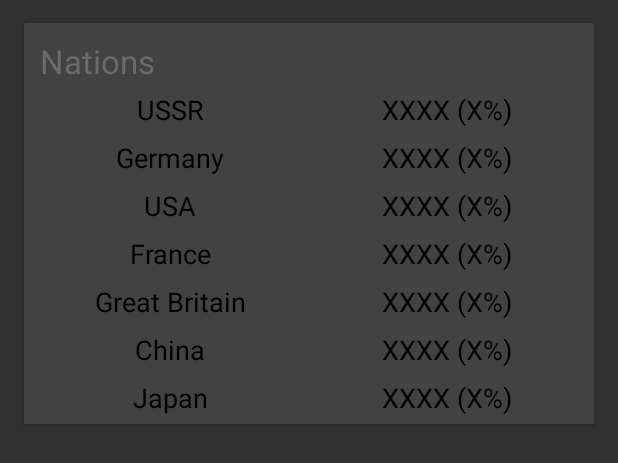
After one commit to tajchert/PlayerStatsGames, an Android app: the layout card_wot_stats_nations.xml on its own in the app's theme, with its tools: preview values and no code run, on a phone screen of 412 x 824 dp. The commit adds this screen. Shown: the top 463 px of the screen. Run offline under Robolectric (Android 15) with nearby library versions, the phone set to English and light mode, and no system bars.

Commit message:
Wot card views.

```diff
--- /dev/null
+++ b/app/src/main/res/layout/card_wot_stats_nations.xml
@@ -0,0 +1,227 @@
+<android.support.v7.widget.CardView xmlns:android="http://schemas.android.com/apk/res/android"
+    xmlns:card_view="http://schemas.android.com/apk/res-auto"
+    android:id="@+id/card_view"
+    android:layout_width="match_parent"
+    android:layout_height="wrap_content"
+    android:layout_marginLeft="@dimen/activity_horizontal_margin"
+    android:layout_marginRight="@dimen/activity_horizontal_margin"
+    android:layout_marginTop="15dp"
+    card_view:cardCornerRadius="1dp"
+    card_view:cardElevation="2dp">
+
+    <LinearLayout
+        android:layout_width="match_parent"
+        android:layout_height="wrap_content"
+        android:layout_margin="5dp"
+        android:orientation="vertical">
+
+        <TextView
+            android:layout_width="wrap_content"
+            android:layout_height="wrap_content"
+            android:layout_margin="5dp"
+            android:text="Nations"
+            android:textAppearance="?android:attr/textAppearanceLarge"
+            android:textColor="#ff6b6b6b" />
+
+
+        <TableLayout
+            android:layout_width="match_parent"
+            android:layout_height="wrap_content">
+
+            <TableRow
+                android:layout_width="match_parent"
+                android:layout_height="20dp">
+
+                <TextView
+                    android:layout_width="0dp"
+                    android:layout_height="match_parent"
+                    android:layout_gravity="center"
+                    android:layout_weight="1"
+                    android:gravity="center"
+                    android:text="USSR"
+                    android:textAppearance="?android:attr/textAppearanceMedium"
+                    android:textColor="#000" />
+
+                <TextView
+                    android:id="@+id/wot_nation_ussr"
+                    android:layout_width="0dp"
+                    android:layout_height="match_parent"
+                    android:layout_gravity="center"
+                    android:layout_weight="1"
+                    android:gravity="center"
+                    android:text="XXXX (X%)"
+                    android:textAppearance="?android:attr/textAppearanceMedium"
+                    android:textColor="#000" />
+
+            </TableRow>
+
+            <TableRow
+                android:layout_width="match_parent"
+                android:layout_height="20dp"
+                android:layout_marginTop="7dp">
+
+                <TextView
+                    android:layout_width="0dp"
+                    android:layout_height="match_parent"
+                    android:layout_gravity="center"
+                    android:layout_weight="1"
+                    android:gravity="center"
+                    android:text="Germany"
+                    android:textAppearance="?android:attr/textAppearanceMedium"
+                    android:textColor="#000" />
+
+                <TextView
+                    android:id="@+id/wot_nation_germany"
+                    android:layout_width="0dp"
+                    android:layout_height="match_parent"
+                    android:layout_gravity="center"
+                    android:layout_weight="1"
+                    android:gravity="center"
+                    android:text="XXXX (X%)"
+                    android:textAppearance="?android:attr/textAppearanceMedium"
+                    android:textColor="#000" />
+
+            </TableRow>
+
+            <TableRow
+                android:layout_width="match_parent"
+                android:layout_height="20dp"
+                android:layout_marginTop="7dp">
+
+                <TextView
+                    android:layout_width="0dp"
+                    android:layout_height="match_parent"
+                    android:layout_gravity="center"
+                    android:layout_weight="1"
+                    android:gravity="center"
+                    android:text="USA"
+                    android:textAppearance="?android:attr/textAppearanceMedium"
+                    android:textColor="#000" />
+
+                <TextView
+                    android:id="@+id/wot_nation_usa"
+                    android:layout_width="0dp"
+                    android:layout_height="match_parent"
+                    android:layout_gravity="center"
+                    android:layout_weight="1"
+                    android:gravity="center"
+                    android:text="XXXX (X%)"
+                    android:textAppearance="?android:attr/textAppearanceMedium"
+                    android:textColor="#000" />
+
+            </TableRow>
+
+            <TableRow
+                android:layout_width="match_parent"
+                android:layout_height="20dp"
+                android:layout_marginTop="7dp">
+
+                <TextView
+                    android:layout_width="0dp"
+                    android:layout_height="match_parent"
+                    android:layout_gravity="center"
+                    android:layout_weight="1"
+                    android:gravity="center"
+                    android:text="France"
+                    android:textAppearance="?android:attr/textAppearanceMedium"
+                    android:textColor="#000" />
+
+                <TextView
+                    android:id="@+id/wot_nation_france"
+                    android:layout_width="0dp"
+                    android:layout_height="match_parent"
+                    android:layout_gravity="center"
+                    android:layout_weight="1"
+                    android:gravity="center"
+                    android:text="XXXX (X%)"
+                    android:textAppearance="?android:attr/textAppearanceMedium"
+                    android:textColor="#000" />
+
+            </TableRow>
+
+            <TableRow
+                android:layout_width="match_parent"
+                android:layout_height="20dp"
+                android:layout_marginTop="7dp">
+
+                <TextView
+                    android:layout_width="0dp"
+                    android:layout_height="match_parent"
+                    android:layout_gravity="center"
+                    android:layout_weight="1"
+                    android:gravity="center"
+                    android:text="Great Britain"
+                    android:textAppearance="?android:attr/textAppearanceMedium"
+                    android:textColor="#000" />
+
+                <TextView
+                    android:id="@+id/wot_nation_britain"
+                    android:layout_width="0dp"
+                    android:layout_height="match_parent"
+                    android:layout_gravity="center"
+                    android:layout_weight="1"
+                    android:gravity="center"
+                    android:text="XXXX (X%)"
+                    android:textAppearance="?android:attr/textAppearanceMedium"
+                    android:textColor="#000" />
+
+            </TableRow>
+
+            <TableRow
+                android:layout_width="match_parent"
+                android:layout_height="20dp"
+                android:layout_marginTop="7dp">
+
+                <TextView
+                    android:layout_width="0dp"
+                    android:layout_height="match_parent"
+                    android:layout_gravity="center"
+                    android:layout_weight="1"
+                    android:gravity="center"
+                    android:text="China"
+                    android:textAppearance="?android:attr/textAppearanceMedium"
+                    android:textColor="#000" />
+
+                <TextView
+                    android:id="@+id/wot_nation_china"
+                    android:layout_width="0dp"
+                    android:layout_height="match_parent"
+                    android:layout_gravity="center"
+                    android:layout_weight="1"
+                    android:gravity="center"
+                    android:text="XXXX (X%)"
+                    android:textAppearance="?android:attr/textAppearanceMedium"
+                    android:textColor="#000" />
+
+            </TableRow>
+
+            <TableRow
+                android:layout_width="match_parent"
+                android:layout_height="20dp"
+                android:layout_marginTop="7dp">
+
+                <TextView
+                    android:layout_width="0dp"
+                    android:layout_height="match_parent"
+                    android:layout_gravity="center"
+                    android:layout_weight="1"
+                    android:gravity="center"
+                    android:text="Japan"
+                    android:textAppearance="?android:attr/textAppearanceMedium"
+                    android:textColor="#000" />
+
+                <TextView
+                    android:id="@+id/wot_nation_japan"
+                    android:layout_width="0dp"
+                    android:layout_height="match_parent"
+                    android:layout_gravity="center"
+                    android:layout_weight="1"
+                    android:gravity="center"
+                    android:text="XXXX (X%)"
+                    android:textAppearance="?android:attr/textAppearanceMedium"
+                    android:textColor="#000" />
+
+            </TableRow>
+        </TableLayout>
+    </LinearLayout>
+</android.support.v7.widget.CardView>
--- /dev/null
+++ b/app/src/main/res/values/colors.xml
@@ -0,0 +1,7 @@
+<?xml version="1.0" encoding="utf-8"?>
+<resources>
+    <color name="theme_main">#ff4caf50</color>
+    <color name="theme_main_dark">#ff388e3c</color>
+    <color name="theme_accent">#ffcddc39</color>
+    <color name="theme_main_background">#344caf50</color>
+</resources>
--- a/app/src/main/res/values/styles.xml
+++ b/app/src/main/res/values/styles.xml
@@ -1,8 +1,12 @@
 <resources>
 
     <!-- Base application theme. -->
-    <style name="AppTheme" parent="Theme.AppCompat.Light.NoActionBar">
+    <style name="AppTheme" parent="Theme.AppCompat.NoActionBar">
         <!-- Customize your theme here. -->
+        <item name="colorPrimary">@color/theme_main</item>
+        <item name="colorPrimaryDark">@color/theme_main_dark</item>
+        <item name="colorAccent">@color/theme_accent</item>
+
     </style>
 
 </resources>
```
Also changed, not shown: app/src/main/res/layout/activity_main.xml (+4 -10 lines), app/src/main/res/layout/card_wot_stats_main.xml (added, +153 -0 lines), app/src/main/res/layout/card_wot_stats_ratio.xml (added, +89 -0 lines), app/src/main/res/layout/card_wot_stats_tank_types.xml (added, +170 -0 lines).
